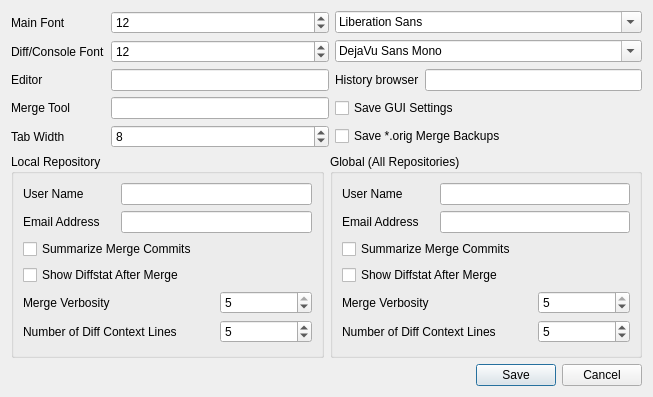
This is ui/options.ui in git-cola/git-cola as Qt 5 draws it before an edit. The edited form follows.
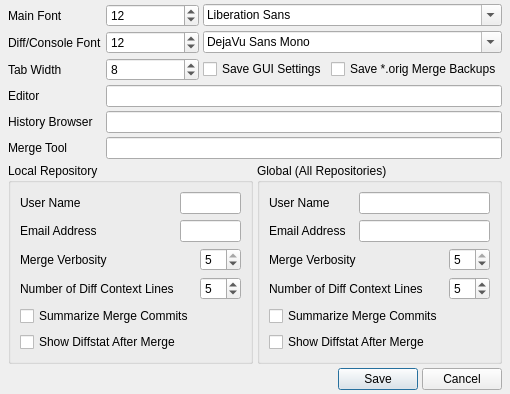
This is the edited form.

Commit message: ui: clean up the options dialog

What changed in the file:
```diff
--- a/ui/options.ui
+++ b/ui/options.ui
@@ -8,16 +8,31 @@
    <rect>
     <x>0</x>
     <y>0</y>
-    <width>653</width>
-    <height>397</height>
+    <width>469</width>
+    <height>384</height>
    </rect>
   </property>
   <property name="windowTitle" >
    <string>Options</string>
   </property>
-  <layout class="QVBoxLayout" name="verticalLayout" >
-   <item>
-    <layout class="QGridLayout" name="gridLayout_2" >
+  <layout class="QGridLayout" name="gridLayout_4" >
+   <property name="leftMargin" >
+    <number>8</number>
+   </property>
+   <property name="topMargin" >
+    <number>4</number>
+   </property>
+   <property name="rightMargin" >
+    <number>8</number>
+   </property>
+   <property name="bottomMargin" >
+    <number>4</number>
+   </property>
+   <property name="spacing" >
+    <number>4</number>
+   </property>
+   <item row="0" column="0" >
+    <layout class="QGridLayout" name="gridLayout" >
      <item row="0" column="0" >
       <widget class="QLabel" name="label_2" >
        <property name="text" >
@@ -25,16 +40,6 @@
        </property>
       </widget>
      </item>
-     <item row="0" column="1" >
-      <widget class="QSpinBox" name="global_cola_fontui_size" >
-       <property name="minimum" >
-        <number>8</number>
-       </property>
-       <property name="value" >
-        <number>12</number>
-       </property>
-      </widget>
-     </item>
      <item row="0" column="2" colspan="2" >
       <widget class="QFontComboBox" name="global_cola_fontui" >
        <property name="currentFont" >
@@ -74,91 +79,111 @@
       </widget>
      </item>
      <item row="2" column="0" >
+      <widget class="QLabel" name="label_14" >
+       <property name="text" >
+        <string>Tab Width</string>
+       </property>
+      </widget>
+     </item>
+     <item row="2" column="1" >
+      <widget class="QSpinBox" name="global_cola_tabwidth" >
+       <property name="wrapping" >
+        <bool>true</bool>
+       </property>
+       <property name="maximum" >
+        <number>42</number>
+       </property>
+       <property name="value" >
+        <number>8</number>
+       </property>
+      </widget>
+     </item>
+     <item row="2" column="2" >
+      <widget class="QCheckBox" name="global_cola_savewindowsettings" >
+       <property name="text" >
+        <string>Save GUI Settings</string>
+       </property>
+      </widget>
+     </item>
+     <item row="2" column="3" >
+      <widget class="QCheckBox" name="global_merge_keepbackup" >
+       <property name="text" >
+        <string>Save *.orig Merge Backups</string>
+       </property>
+      </widget>
+     </item>
+     <item row="3" column="0" >
       <widget class="QLabel" name="label_13" >
        <property name="text" >
         <string>Editor</string>
        </property>
       </widget>
      </item>
-     <item row="2" column="1" >
+     <item row="3" column="1" colspan="3" >
       <widget class="QLineEdit" name="global_gui_editor" >
        <property name="text" >
         <string/>
        </property>
       </widget>
      </item>
-     <item row="2" column="2" >
+     <item row="4" column="0" >
       <widget class="QLabel" name="label_11" >
        <property name="text" >
-        <string>History browser</string>
+        <string>History Browser</string>
        </property>
       </widget>
      </item>
-     <item row="2" column="3" >
+     <item row="4" column="1" colspan="3" >
       <widget class="QLineEdit" name="global_gui_historybrowser" >
        <property name="text" >
         <string/>
        </property>
       </widget>
      </item>
-     <item row="3" column="0" >
+     <item row="5" column="0" >
       <widget class="QLabel" name="label_12" >
        <property name="text" >
         <string>Merge Tool</string>
        </property>
       </widget>
      </item>
-     <item row="3" column="1" >
+     <item row="5" column="1" colspan="3" >
       <widget class="QLineEdit" name="global_merge_tool" >
        <property name="text" >
         <string/>
        </property>
       </widget>
      </item>
-     <item row="5" column="2" colspan="2" >
-      <widget class="QCheckBox" name="global_merge_keepbackup" >
-       <property name="text" >
-        <string>Save *.orig Merge Backups</string>
-       </property>
-      </widget>
-     </item>
-     <item row="3" column="2" colspan="2" >
-      <widget class="QCheckBox" name="global_cola_savewindowsettings" >
-       <property name="text" >
-        <string>Save GUI Settings</string>
-       </property>
-      </widget>
-     </item>
-     <item row="5" column="0" >
-      <widget class="QLabel" name="label_14" >
-       <property name="text" >
-        <string>Tab Width</string>
-       </property>
-      </widget>
-     </item>
-     <item row="5" column="1" >
-      <widget class="QSpinBox" name="global_cola_tabwidth" >
-       <property name="wrapping" >
-        <bool>true</bool>
-       </property>
-       <property name="maximum" >
-        <number>42</number>
-       </property>
-       <property name="value" >
+     <item row="0" column="1" >
+      <widget class="QSpinBox" name="global_cola_fontui_size" >
+       <property name="minimum" >
         <number>8</number>
        </property>
+       <property name="value" >
+        <number>12</number>
+       </property>
       </widget>
      </item>
     </layout>
    </item>
-   <item>
-    <layout class="QHBoxLayout" name="horizontalLayout_8" >
+   <item row="1" column="0" >
+    <layout class="QHBoxLayout" name="horizontalLayout" >
+     <property name="spacing" >
+      <number>4</number>
+     </property>
      <item>
       <widget class="QGroupBox" name="local_groupbox" >
        <property name="title" >
         <string>Local Repository</string>
        </property>
-       <layout class="QGridLayout" name="gridLayout" >
+       <layout class="QGridLayout" name="gridLayout_2" >
+        <item row="0" column="0" >
+         <widget class="QLabel" name="label_4" >
+          <property name="text" >
+           <string>User Name</string>
+          </property>
+         </widget>
+        </item>
         <item row="0" column="1" colspan="2" >
          <widget class="QLineEdit" name="local_user_name" />
         </item>
@@ -173,27 +198,13 @@
          <widget class="QLineEdit" name="local_user_email" />
         </item>
         <item row="2" column="0" colspan="2" >
-         <widget class="QCheckBox" name="local_merge_summary" >
-          <property name="text" >
-           <string>Summarize Merge Commits</string>
-          </property>
-         </widget>
-        </item>
-        <item row="3" column="0" colspan="3" >
-         <widget class="QCheckBox" name="local_merge_diffstat" >
-          <property name="text" >
-           <string>Show Diffstat After Merge</string>
-          </property>
-         </widget>
-        </item>
-        <item row="4" column="0" colspan="2" >
          <widget class="QLabel" name="label_6" >
           <property name="text" >
            <string>Merge Verbosity</string>
           </property>
          </widget>
         </item>
-        <item row="4" column="2" >
+        <item row="2" column="2" >
          <widget class="QSpinBox" name="local_merge_verbosity" >
           <property name="minimum" >
            <number>0</number>
@@ -206,14 +217,14 @@
           </property>
          </widget>
         </item>
-        <item row="5" column="0" colspan="2" >
+        <item row="3" column="0" >
          <widget class="QLabel" name="label" >
           <property name="text" >
            <string>Number of Diff Context Lines</string>
           </property>
          </widget>
         </item>
-        <item row="5" column="2" >
+        <item row="3" column="2" >
          <widget class="QSpinBox" name="local_gui_diffcontext" >
           <property name="minimum" >
            <number>2</number>
@@ -223,10 +234,17 @@
           </property>
          </widget>
         </item>
-        <item row="0" column="0" >
-         <widget class="QLabel" name="label_4" >
+        <item row="4" column="0" colspan="2" >
+         <widget class="QCheckBox" name="local_merge_summary" >
           <property name="text" >
-           <string>User Name</string>
+           <string>Summarize Merge Commits</string>
+          </property>
+         </widget>
+        </item>
+        <item row="5" column="0" colspan="2" >
+         <widget class="QCheckBox" name="local_merge_diffstat" >
+          <property name="text" >
+           <string>Show Diffstat After Merge</string>
           </property>
          </widget>
         </item>
@@ -238,7 +256,7 @@
        <property name="title" >
         <string>Global (All Repositories)</string>
        </property>
-       <layout class="QGridLayout" >
+       <layout class="QGridLayout" name="gridLayout_3" >
         <item row="0" column="0" >
          <widget class="QLabel" name="label_7" >
           <property name="text" >
@@ -260,27 +278,13 @@
          <widget class="QLineEdit" name="global_user_email" />
         </item>
         <item row="2" column="0" colspan="2" >
-         <widget class="QCheckBox" name="global_merge_summary" >
-          <property name="text" >
-           <string>Summarize Merge Commits</string>
-          </property>
-         </widget>
-        </item>
-        <item row="3" column="0" colspan="3" >
-         <widget class="QCheckBox" name="global_merge_diffstat" >
-          <property name="text" >
-           <string>Show Diffstat After Merge</string>
-          </property>
-         </widget>
-        </item>
-        <item row="4" column="0" colspan="2" >
          <widget class="QLabel" name="label_10" >
           <property name="text" >
            <string>Merge Verbosity</string>
           </property>
          </widget>
         </item>
-        <item row="4" column="2" >
+        <item row="2" column="2" >
          <widget class="QSpinBox" name="global_merge_verbosity" >
           <property name="minimum" >
            <number>0</number>
@@ -293,14 +297,14 @@
           </property>
          </widget>
         </item>
-        <item row="5" column="0" colspan="2" >
+        <item row="3" column="0" colspan="2" >
          <widget class="QLabel" name="label_9" >
           <property name="text" >
            <string>Number of Diff Context Lines</string>
           </property>
          </widget>
         </item>
-        <item row="5" column="2" >
+        <item row="3" column="2" >
          <widget class="QSpinBox" name="global_gui_diffcontext" >
           <property name="minimum" >
            <number>2</number>
@@ -310,12 +314,26 @@
           </property>
          </widget>
         </item>
+        <item row="4" column="0" colspan="2" >
+         <widget class="QCheckBox" name="global_merge_summary" >
+          <property name="text" >
+           <string>Summarize Merge Commits</string>
+          </property>
+         </widget>
+        </item>
+        <item row="5" column="0" colspan="2" >
+         <widget class="QCheckBox" name="global_merge_diffstat" >
+          <property name="text" >
+           <string>Show Diffstat After Merge</string>
+          </property>
+         </widget>
+        </item>
        </layout>
       </widget>
      </item>
     </layout>
    </item>
-   <item>
+   <item row="2" column="0" >
     <layout class="QHBoxLayout" name="horizontalLayout_9" >
      <item>
       <spacer name="horizontalSpacer" >
```
